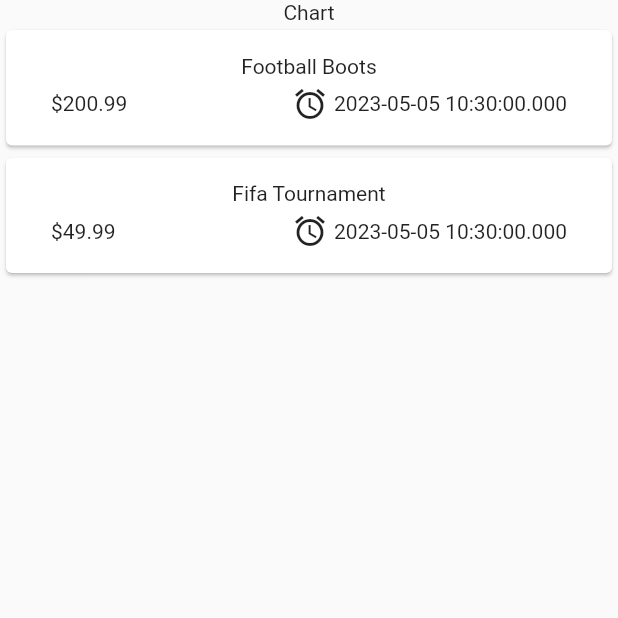
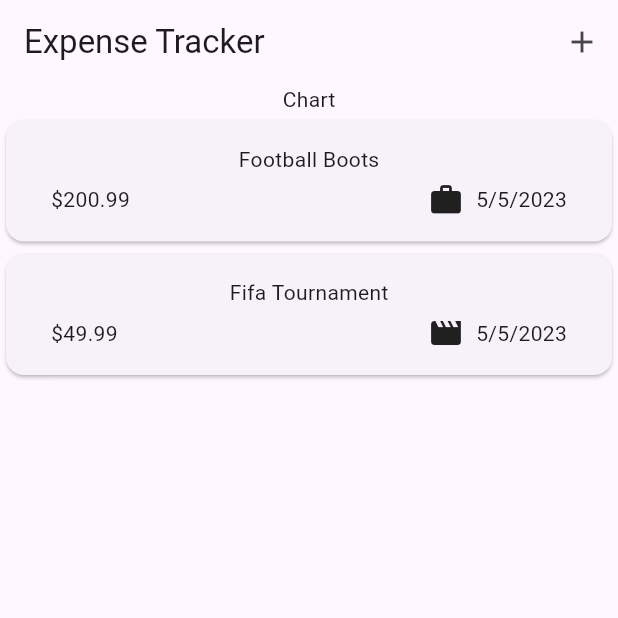
Before and after one commit to Code-Picasso/Flutter-Expense-Tracker, a Flutter app: the screen it shows after launch, on a phone screen of 412 x 824 dp, the top half of it. Run offline on Flutter 3.47's test engine with Material 2 defaults, Android fonts, the phone set to English and light mode, and no system bars.

Commit message:
created date formatter, expense  item

```diff
--- a/lib/main.dart
+++ b/lib/main.dart
@@ -2,7 +2,8 @@ import 'package:flutter/material.dart';
 import 'package:expense_tracker/widgets/expenses.dart';
 
 void main() {
-  runApp(const MaterialApp(
-    home: Expenses(),
+  runApp(MaterialApp(
+    theme: ThemeData(useMaterial3: true),
+    home: const Expenses(),
   ));
 }
--- a/lib/models/expense.dart
+++ b/lib/models/expense.dart
@@ -1,8 +1,18 @@
+import 'package:flutter/material.dart';
 import 'package:uuid/uuid.dart';
+import 'package:intl/intl.dart';
 
 const uuid = Uuid();
+final formatter = DateFormat.yMd();
 
 enum Category { food, travel, leisure, work }
+
+const categoryIcons = {
+  Category.food: Icons.lunch_dining,
+  Category.travel: Icons.flight_takeoff,
+  Category.leisure: Icons.movie,
+  Category.work: Icons.work
+};
 
 class Expense {
   Expense(
@@ -16,4 +26,7 @@ class Expense {
   final double amount;
   final DateTime date;
   final Category category;
+  String get formattDate {
+    return formatter.format(date);
+  }
 }
--- a/lib/widgets/expenses.dart
+++ b/lib/widgets/expenses.dart
@@ -25,6 +25,10 @@ class _ExpensesState extends State<Expenses> {
   @override
   Widget build(BuildContext context) {
     return Scaffold(
+      appBar: AppBar(
+        title: const Text('Expense Tracker'),
+        actions: [IconButton(onPressed: () {}, icon: const Icon(Icons.add))],
+      ),
       body: Column(
         children: [
           const Text('Chart'),
--- a/lib/widgets/expenses_list/expense_item.dart
+++ b/lib/widgets/expenses_list/expense_item.dart
@@ -18,11 +18,11 @@ class ExpenseItem extends StatelessWidget {
             const Spacer(),
             Row(
               children: [
-                const Icon(Icons.alarm),
+                Icon(categoryIcons[expense.category]),
                 const SizedBox(
-                  width: 4,
+                  width: 8,
                 ),
-                Text(expense.date.toString())
+                Text(expense.formattDate)
               ],
             )
           ],
--- a/pubspec.yaml
+++ b/pubspec.yaml
@@ -36,6 +36,7 @@ dependencies:
   # Use with the CupertinoIcons class for iOS style icons.
   cupertino_icons: ^1.0.2
   uuid: ^3.0.7
+  intl: ^0.18.1
 
 dev_dependencies:
   flutter_test:
```
Also changed, not shown: pubspec.lock.
